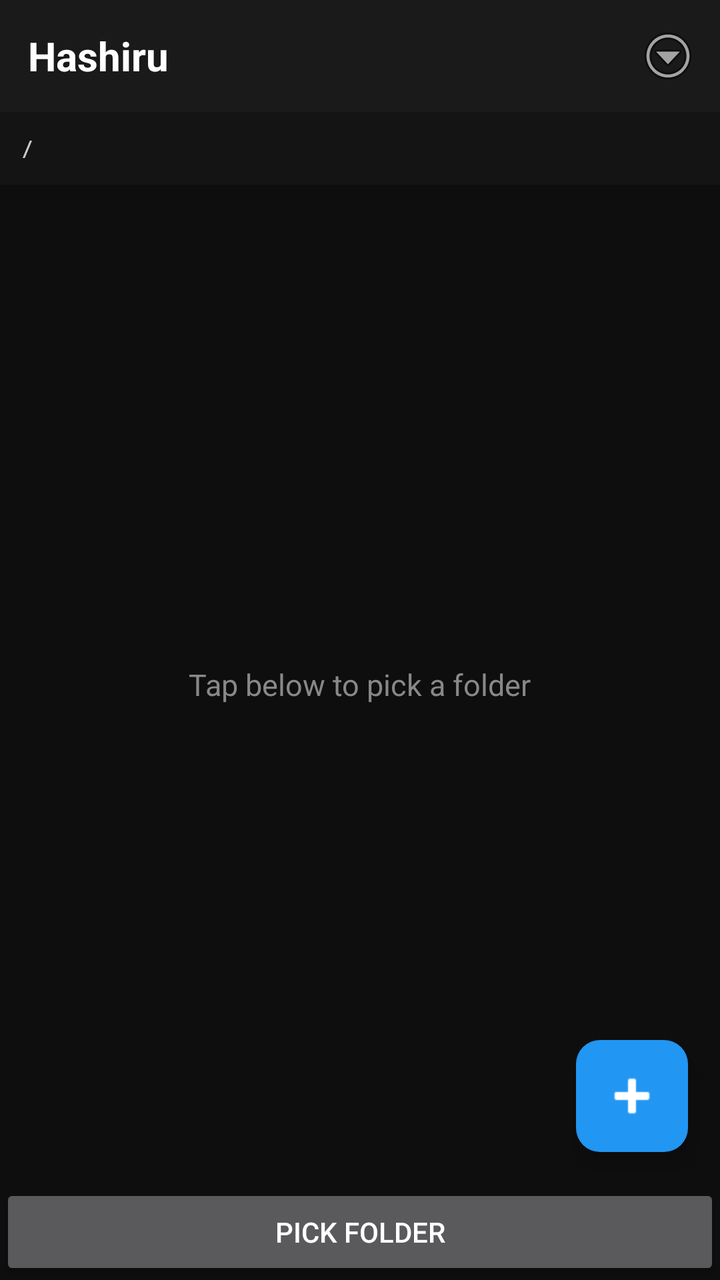
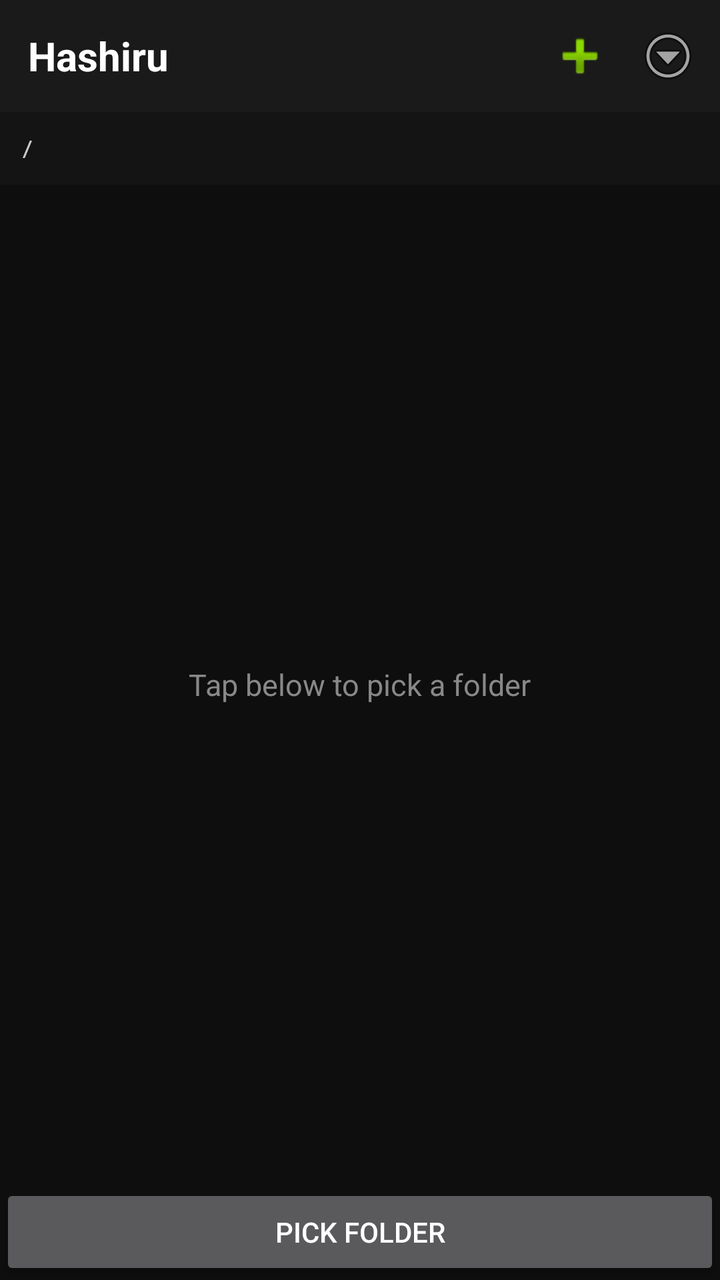

Two renders of the same Android screen: before a commit and after it. Below are the layout's source before the change and the commit's diff.
<!-- AndroidManifest.xml: application theme AppTheme -->
<!-- res/layout/activity_main.xml -->
<?xml version="1.0" encoding="utf-8"?>
<LinearLayout xmlns:android="http://schemas.android.com/apk/res/android"
    android:layout_width="match_parent"
    android:layout_height="match_parent"
    android:orientation="vertical"
    android:background="#0E0E0E"
    android:fitsSystemWindows="true">

    <LinearLayout
        android:layout_width="match_parent"
        android:layout_height="wrap_content"
        android:orientation="horizontal"
        android:background="#1A1A1A"
        android:paddingStart="14dp"
        android:paddingEnd="4dp"
        android:paddingTop="6dp"
        android:paddingBottom="6dp"
        android:gravity="center_vertical">

        <TextView
            android:layout_width="0dp"
            android:layout_height="wrap_content"
            android:layout_weight="1"
            android:text="Hashiru"
            android:textColor="#FFFFFF"
            android:textSize="20sp"
            android:textStyle="bold" />

        <ImageButton
            android:id="@+id/menu"
            android:layout_width="44dp"
            android:layout_height="44dp"
            android:background="?android:attr/selectableItemBackgroundBorderless"
            android:src="@android:drawable/ic_menu_more"
            android:contentDescription="Menu" />
    </LinearLayout>

    <TextView
        android:id="@+id/path"
        android:layout_width="match_parent"
        android:layout_height="wrap_content"
        android:padding="10dp"
        android:background="#141414"
        android:fontFamily="monospace"
        android:textSize="12sp"
        android:textColor="#CCCCCC"
        android:maxLines="1"
        android:ellipsize="start"
        android:text="/" />

    <FrameLayout
        android:layout_width="match_parent"
        android:layout_height="0dp"
        android:layout_weight="1">

        <ListView
            android:id="@+id/list"
            android:layout_width="match_parent"
            android:layout_height="match_parent"
            android:divider="#222222"
            android:dividerHeight="1px"
            android:cacheColorHint="#00000000" />

        <TextView
            android:id="@+id/empty"
            android:layout_width="wrap_content"
            android:layout_height="wrap_content"
            android:layout_gravity="center"
            android:textSize="15sp"
            android:textColor="#888888"
            android:text="Tap below to pick a folder" />

        <ImageButton
            android:id="@+id/fab"
            android:layout_width="56dp"
            android:layout_height="56dp"
            android:layout_gravity="bottom|end"
            android:layout_margin="16dp"
            android:background="@drawable/fab_bg"
            android:src="@android:drawable/ic_input_add"
            android:contentDescription="New file or folder"
            android:tint="#FFFFFF"
            android:elevation="6dp" />
    </FrameLayout>

    <Button
        android:id="@+id/pick"
        android:layout_width="match_parent"
        android:layout_height="wrap_content"
        android:text="Pick folder" />
</LinearLayout>
<!-- resources referenced by this layout -->
<resources>
  <!-- drawable fab_bg (drawable) -->
  <?xml version="1.0" encoding="utf-8"?>
  <shape xmlns:android="http://schemas.android.com/apk/res/android"
      android:shape="rectangle">
      <solid android:color="#2196F3" />
      <corners android:radius="12dp" />
  </shape>
  <style name="AppTheme" parent="@android:style/Theme.Material">
          <item name="android:windowBackground">#0E0E0E</item>
          <item name="android:colorBackground">#0E0E0E</item>
          <item name="android:textColorPrimary">#FFFFFF</item>
          <item name="android:textColorSecondary">#B0B0B0</item>
      </style>
</resources>

<!-- the commit's change to res/layout/activity_main.xml (unified diff, before → after) -->
@@ -25,6 +25,14 @@
             android:textColor="#FFFFFF"
             android:textSize="20sp"
             android:textStyle="bold" />
+
+        <ImageButton
+            android:id="@+id/add"
+            android:layout_width="44dp"
+            android:layout_height="44dp"
+            android:background="?android:attr/selectableItemBackgroundBorderless"
+            android:src="@android:drawable/ic_input_add"
+            android:contentDescription="New file or folder" />
 
         <ImageButton
             android:id="@+id/menu"
@@ -69,18 +77,6 @@
             android:textSize="15sp"
             android:textColor="#888888"
             android:text="Tap below to pick a folder" />
-
-        <ImageButton
-            android:id="@+id/fab"
-            android:layout_width="56dp"
-            android:layout_height="56dp"
-            android:layout_gravity="bottom|end"
-            android:layout_margin="16dp"
-            android:background="@drawable/fab_bg"
-            android:src="@android:drawable/ic_input_add"
-            android:contentDescription="New file or folder"
-            android:tint="#FFFFFF"
-            android:elevation="6dp" />
     </FrameLayout>
 
     <Button
<!-- resource entries referenced after the edit -->
@@ -1,12 +1,5 @@
 <!-- resources referenced by this layout -->
 <resources>
-  <!-- drawable fab_bg (drawable) -->
-  <?xml version="1.0" encoding="utf-8"?>
-  <shape xmlns:android="http://schemas.android.com/apk/res/android"
-      android:shape="rectangle">
-      <solid android:color="#2196F3" />
-      <corners android:radius="12dp" />
-  </shape>
   <style name="AppTheme" parent="@android:style/Theme.Material">
           <item name="android:windowBackground">#0E0E0E</item>
           <item name="android:colorBackground">#0E0E0E</item>
